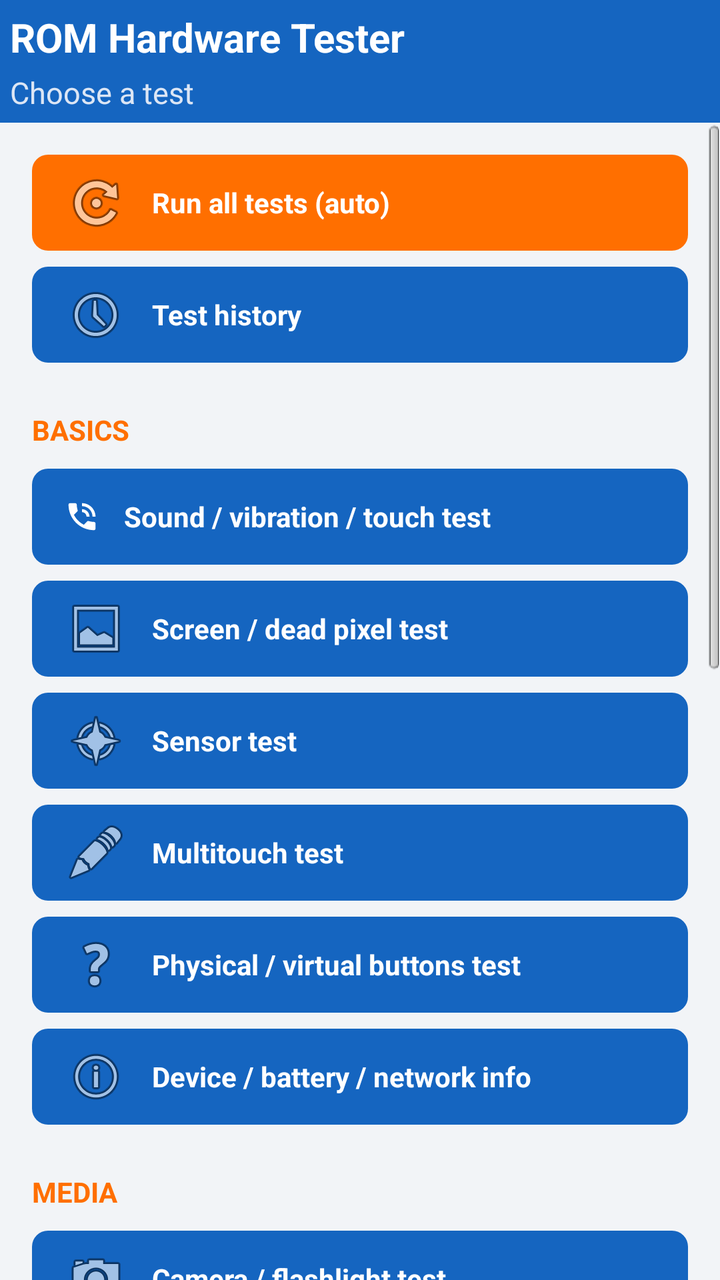
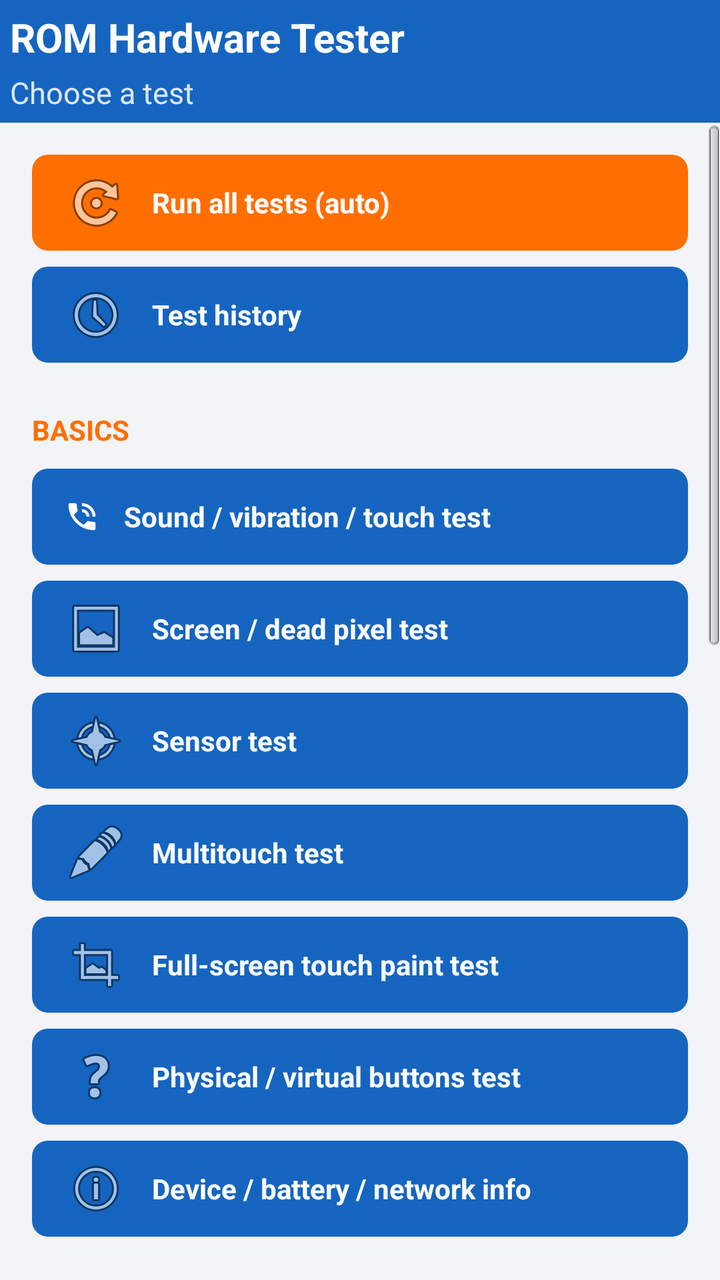

Before-and-after screenshots of an Android layout around one commit, followed by the original layout XML and the change that was made.
<!-- AndroidManifest.xml: application theme AppTheme -->
<!-- res/layout/activity_main.xml -->
<?xml version="1.0" encoding="utf-8"?>
<LinearLayout xmlns:android="http://schemas.android.com/apk/res/android"
    android:layout_width="match_parent"
    android:layout_height="match_parent"
    android:orientation="vertical">

    <LinearLayout
        android:layout_width="match_parent"
        android:layout_height="wrap_content"
        android:orientation="vertical"
        android:background="@color/primary"
        android:padding="5dp">

        <TextView
            android:layout_width="match_parent"
            android:layout_height="wrap_content"
            android:text="@string/main_title"
            android:textColor="@color/white"
            android:textSize="20sp"
            android:textStyle="bold" />

        <TextView
            android:layout_width="match_parent"
            android:layout_height="wrap_content"
            android:layout_marginTop="4dp"
            android:text="@string/main_subtitle"
            android:textColor="#DCE6F5"
            android:textSize="15sp" />

    </LinearLayout>

    <ScrollView
        android:layout_width="match_parent"
        android:layout_height="match_parent"
        android:fillViewport="true">

        <LinearLayout
            android:layout_width="match_parent"
            android:layout_height="wrap_content"
            android:orientation="vertical"
            android:padding="16dp">

            <Button
                android:id="@+id/button_robot_test"
                android:layout_width="match_parent"
                android:layout_height="wrap_content"
                android:background="@drawable/button_bg_accent"
                android:drawableLeft="@android:drawable/ic_menu_rotate"
                android:drawablePadding="12dp"
                android:gravity="center_vertical|left"
                android:text="@string/main_button_robot_test" />

            <Button
                android:id="@+id/button_test_history"
                android:layout_width="match_parent"
                android:layout_height="wrap_content"
                android:layout_marginTop="8dp"
                android:drawableLeft="@android:drawable/ic_menu_recent_history"
                android:drawablePadding="12dp"
                android:gravity="center_vertical|left"
                android:text="@string/main_button_test_history" />

            <TextView
                style="@style/SectionLabel"
                android:layout_width="match_parent"
                android:layout_height="wrap_content"
                android:layout_marginTop="24dp"
                android:text="@string/main_section_basics" />

            <Button
                android:id="@+id/button_io_test"
                android:layout_width="match_parent"
                android:layout_height="wrap_content"
                android:layout_marginTop="10dp"
                android:drawableLeft="@android:drawable/stat_sys_speakerphone"
                android:drawablePadding="12dp"
                android:gravity="center_vertical|left"
                android:text="@string/main_button_io_test" />

            <Button
                android:id="@+id/button_screen_test"
                android:layout_width="match_parent"
                android:layout_height="wrap_content"
                android:layout_marginTop="8dp"
                android:drawableLeft="@android:drawable/ic_menu_gallery"
                android:drawablePadding="12dp"
                android:gravity="center_vertical|left"
                android:text="@string/main_button_screen_test" />

            <Button
                android:id="@+id/button_sensor_test"
                android:layout_width="match_parent"
                android:layout_height="wrap_content"
                android:layout_marginTop="8dp"
                android:drawableLeft="@android:drawable/ic_menu_compass"
                android:drawablePadding="12dp"
                android:gravity="center_vertical|left"
                android:text="@string/main_button_sensor_test" />

            <Button
                android:id="@+id/button_multitouch_test"
                android:layout_width="match_parent"
                android:layout_height="wrap_content"
                android:layout_marginTop="8dp"
                android:drawableLeft="@android:drawable/ic_menu_edit"
                android:drawablePadding="12dp"
                android:gravity="center_vertical|left"
                android:text="@string/main_button_multitouch_test" />

            <Button
                android:id="@+id/button_buttons_test"
                android:layout_width="match_parent"
                android:layout_height="wrap_content"
                android:layout_marginTop="8dp"
                android:drawableLeft="@android:drawable/ic_menu_help"
                android:drawablePadding="12dp"
                android:gravity="center_vertical|left"
                android:text="@string/main_button_buttons_test" />

            <Button
                android:id="@+id/button_device_info"
                android:layout_width="match_parent"
                android:layout_height="wrap_content"
                android:layout_marginTop="8dp"
                android:drawableLeft="@android:drawable/ic_menu_info_details"
                android:drawablePadding="12dp"
                android:gravity="center_vertical|left"
                android:text="@string/main_button_device_info" />

            <TextView
                style="@style/SectionLabel"
                android:layout_width="match_parent"
                android:layout_height="wrap_content"
                android:layout_marginTop="24dp"
                android:text="@string/main_section_media" />

            <Button
                android:id="@+id/button_camera_test"
                android:layout_width="match_parent"
                android:layout_height="wrap_content"
                android:layout_marginTop="10dp"
                android:drawableLeft="@android:drawable/ic_menu_camera"
                android:drawablePadding="12dp"
                android:gravity="center_vertical|left"
                android:text="@string/main_button_camera_test" />

            <Button
                android:id="@+id/button_microphone_test"
                android:layout_width="match_parent"
                android:layout_height="wrap_content"
                android:layout_marginTop="8dp"
                android:drawableLeft="@android:drawable/ic_btn_speak_now"
                android:drawablePadding="12dp"
                android:gravity="center_vertical|left"
                android:text="@string/main_button_microphone_test" />

            <Button
                android:id="@+id/button_video_test"
                android:layout_width="match_parent"
                android:layout_height="wrap_content"
                android:layout_marginTop="8dp"
                android:drawableLeft="@android:drawable/ic_menu_slideshow"
                android:drawablePadding="12dp"
                android:gravity="center_vertical|left"
                android:text="@string/main_button_video_test" />

            <Button
                android:id="@+id/button_opengl_test"
                android:layout_width="match_parent"
                android:layout_height="wrap_content"
                android:layout_marginTop="8dp"
                android:drawableLeft="@android:drawable/ic_menu_manage"
                android:drawablePadding="12dp"
                android:gravity="center_vertical|left"
                android:text="@string/main_button_opengl_test" />

            <TextView
                style="@style/SectionLabel"
                android:layout_width="match_parent"
                android:layout_height="wrap_content"
                android:layout_marginTop="24dp"
                android:text="@string/main_section_connectivity" />

            <Button
                android:id="@+id/button_location_test"
                android:layout_width="match_parent"
                android:layout_height="wrap_content"
                android:layout_marginTop="10dp"
                android:drawableLeft="@android:drawable/ic_menu_mylocation"
                android:drawablePadding="12dp"
                android:gravity="center_vertical|left"
                android:text="@string/main_button_location_test" />

            <Button
                android:id="@+id/button_wifi_test"
                android:layout_width="match_parent"
                android:layout_height="wrap_content"
                android:layout_marginTop="8dp"
                android:drawableLeft="@android:drawable/ic_menu_upload"
                android:drawablePadding="12dp"
                android:gravity="center_vertical|left"
                android:text="@string/main_button_wifi_test" />

            <Button
                android:id="@+id/button_bluetooth_test"
                android:layout_width="match_parent"
                android:layout_height="wrap_content"
                android:layout_marginTop="8dp"
                android:drawableLeft="@android:drawable/stat_sys_data_bluetooth"
                android:drawablePadding="12dp"
                android:gravity="center_vertical|left"
                android:text="@string/main_button_bluetooth_test" />

            <Button
                android:id="@+id/button_nfc_test"
                android:layout_width="match_parent"
                android:layout_height="wrap_content"
                android:layout_marginTop="8dp"
                android:drawableLeft="@android:drawable/ic_menu_share"
                android:drawablePadding="12dp"
                android:gravity="center_vertical|left"
                android:text="@string/main_button_nfc_test" />

            <TextView
                style="@style/SectionLabel"
                android:layout_width="match_parent"
                android:layout_height="wrap_content"
                android:layout_marginTop="24dp"
                android:text="@string/main_section_telephony" />

            <Button
                android:id="@+id/button_phone_test"
                android:layout_width="match_parent"
                android:layout_height="wrap_content"
                android:layout_marginTop="10dp"
                android:drawableLeft="@android:drawable/ic_menu_call"
                android:drawablePadding="12dp"
                android:gravity="center_vertical|left"
                android:text="@string/main_button_phone_test" />

            <Button
                android:id="@+id/button_settings_shortcuts"
                android:layout_width="match_parent"
                android:layout_height="wrap_content"
                android:layout_marginTop="8dp"
                android:layout_marginBottom="8dp"
                android:drawableLeft="@android:drawable/ic_menu_preferences"
                android:drawablePadding="12dp"
                android:gravity="center_vertical|left"
                android:text="@string/main_button_settings_shortcuts" />

        </LinearLayout>
    </ScrollView>
</LinearLayout>
<!-- resources referenced by this layout -->
<resources>
  <color name="primary">#1565C0</color>
  <color name="white">#FFFFFF</color>
  <!-- drawable button_bg_accent (drawable) -->
  <?xml version="1.0" encoding="utf-8"?>
  <selector xmlns:android="http://schemas.android.com/apk/res/android">
      <item android:state_pressed="true">
          <shape android:shape="rectangle">
              <solid android:color="#D45E00" />
              <corners android:radius="8dp" />
          </shape>
      </item>
      <item>
          <shape android:shape="rectangle">
              <solid android:color="@color/accent" />
              <corners android:radius="8dp" />
          </shape>
      </item>
  </selector>
  <string name="main_button_bluetooth_test">Bluetooth test</string>
  <string name="main_button_buttons_test">Physical / virtual buttons test</string>
  <string name="main_button_camera_test">Camera / flashlight test</string>
  <string name="main_button_device_info">Device / battery / network info</string>
  <string name="main_button_io_test">Sound / vibration / touch test</string>
  <string name="main_button_location_test">GPS / location test</string>
  <string name="main_button_microphone_test">Microphone test</string>
  <string name="main_button_multitouch_test">Multitouch test</string>
  <string name="main_button_nfc_test">NFC test</string>
  <string name="main_button_opengl_test">OpenGL rendering test</string>
  <string name="main_button_phone_test">Phone / SMS test</string>
  <string name="main_button_robot_test">Run all tests (auto)</string>
  <string name="main_button_screen_test">Screen / dead pixel test</string>
  <string name="main_button_sensor_test">Sensor test</string>
  <string name="main_button_settings_shortcuts">Tethering / USB mode settings</string>
  <string name="main_button_test_history">Test history</string>
  <string name="main_button_video_test">Video record / playback test</string>
  <string name="main_button_wifi_test">WiFi test</string>
  <string name="main_section_basics">Basics</string>
  <string name="main_section_connectivity">Connectivity</string>
  <string name="main_section_media">Media</string>
  <string name="main_section_telephony">Telephony &amp; system</string>
  <string name="main_subtitle">Choose a test</string>
  <string name="main_title">ROM Hardware Tester</string>
  <style name="SectionLabel">
          <item name="android:textColor">@color/accent</item>
          <item name="android:textStyle">bold</item>
          <item name="android:textSize">14sp</item>
          <item name="android:textAllCaps">true</item>
      </style>
  <style name="AppTheme" parent="@android:style/Theme.Light.NoTitleBar">
          <item name="android:windowBackground">@color/background</item>
          <item name="android:buttonStyle">@style/AppButton</item>
          <item name="android:textColorPrimary">@color/text_primary</item>
          <item name="android:colorBackground">@color/background</item>
      </style>
  <color name="accent">#FF6F00</color>
  <color name="background">#F2F4F7</color>
  <style name="AppButton" parent="@android:style/Widget.Button">
          <item name="android:background">@drawable/button_bg</item>
          <item name="android:textColor">@color/white</item>
          <item name="android:textStyle">bold</item>
          <item name="android:minHeight">48dp</item>
          <item name="android:paddingLeft">16dp</item>
          <item name="android:paddingRight">16dp</item>
      </style>
  <color name="text_primary">#1B1F23</color>
  <color name="primary_dark">#0D47A1</color>
  <color name="divider">#DDE2E8</color>
  <!-- unchanged entries left out for length: 1 -->
</resources>

<!-- the commit's change to res/layout/activity_main.xml (unified diff, before → after) -->
@@ -108,6 +108,16 @@
                 android:text="@string/main_button_multitouch_test" />
 
             <Button
+                android:id="@+id/button_paint_test"
+                android:layout_width="match_parent"
+                android:layout_height="wrap_content"
+                android:layout_marginTop="8dp"
+                android:drawableLeft="@android:drawable/ic_menu_crop"
+                android:drawablePadding="12dp"
+                android:gravity="center_vertical|left"
+                android:text="@string/main_button_paint_test" />
+
+            <Button
                 android:id="@+id/button_buttons_test"
                 android:layout_width="match_parent"
                 android:layout_height="wrap_content"
<!-- resource entries referenced after the edit -->
@@ -28,6 +28,7 @@
   <string name="main_button_multitouch_test">Multitouch test</string>
   <string name="main_button_nfc_test">NFC test</string>
   <string name="main_button_opengl_test">OpenGL rendering test</string>
+  <string name="main_button_paint_test">Full-screen touch paint test</string>
   <string name="main_button_phone_test">Phone / SMS test</string>
   <string name="main_button_robot_test">Run all tests (auto)</string>
   <string name="main_button_screen_test">Screen / dead pixel test</string>
